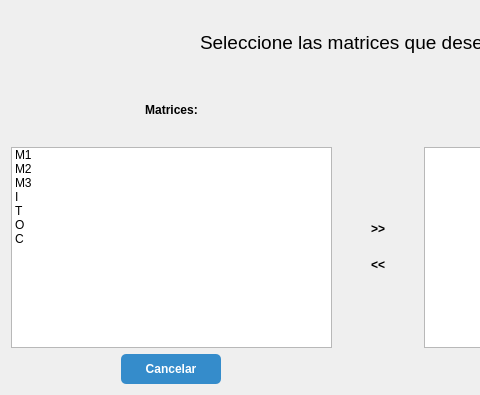
Before: the Qt Designer form formcortoplazo.ui in rudmanmrrod/mmcs, drawn with Qt 5; both pictures show x 0 to 480 and y 0 to 395 of the 756 by 395 pixel window.
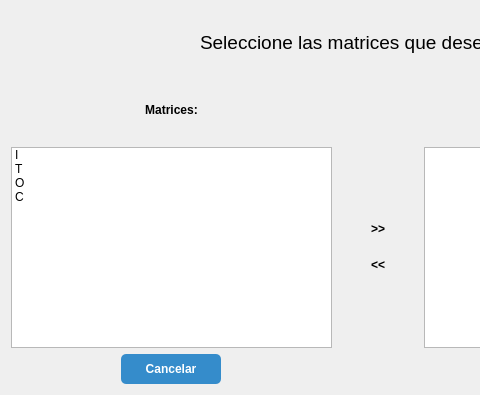
After: the same form once the commit is applied.

Commit message: Agregado form de cargando al estimar descomposicion

Patch:
```diff
--- a/formcortoplazo.ui
+++ b/formcortoplazo.ui
@@ -33,21 +33,6 @@
      </item>
      <item row="2" column="0" rowspan="4">
       <widget class="QListWidget" name="listAgregar">
-       <item>
-        <property name="text">
-         <string>M1</string>
-        </property>
-       </item>
-       <item>
-        <property name="text">
-         <string>M2</string>
-        </property>
-       </item>
-       <item>
-        <property name="text">
-         <string>M3</string>
-        </property>
-       </item>
        <item>
         <property name="text">
          <string>I</string>
```
The commit also changes 1 other file.
